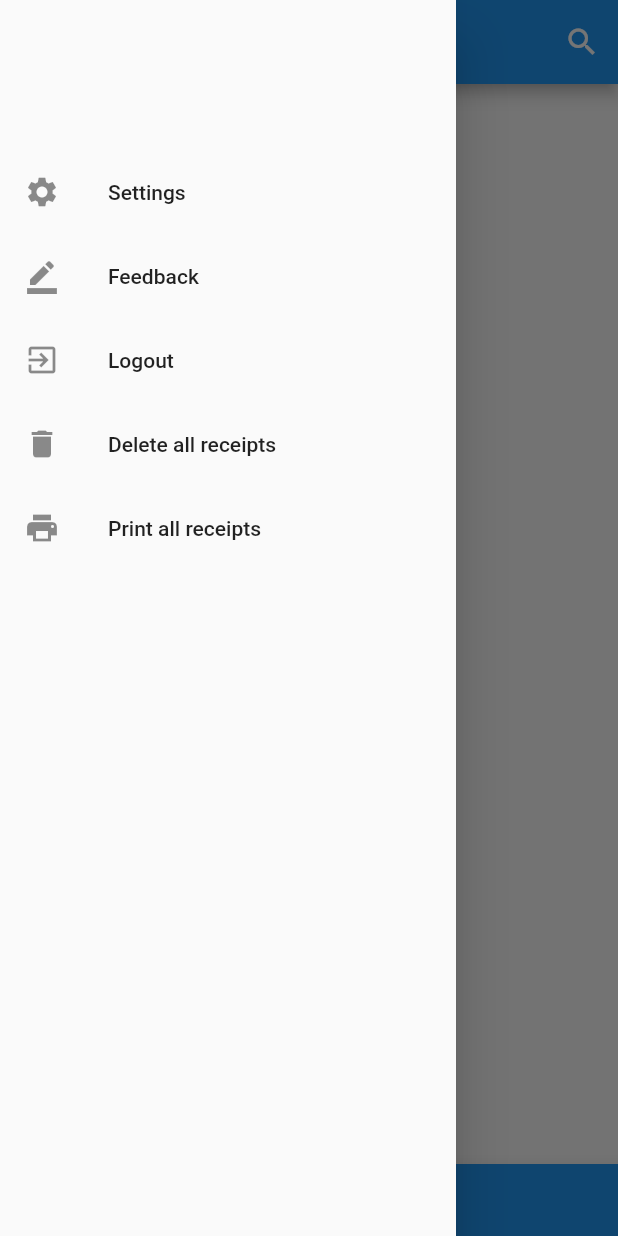
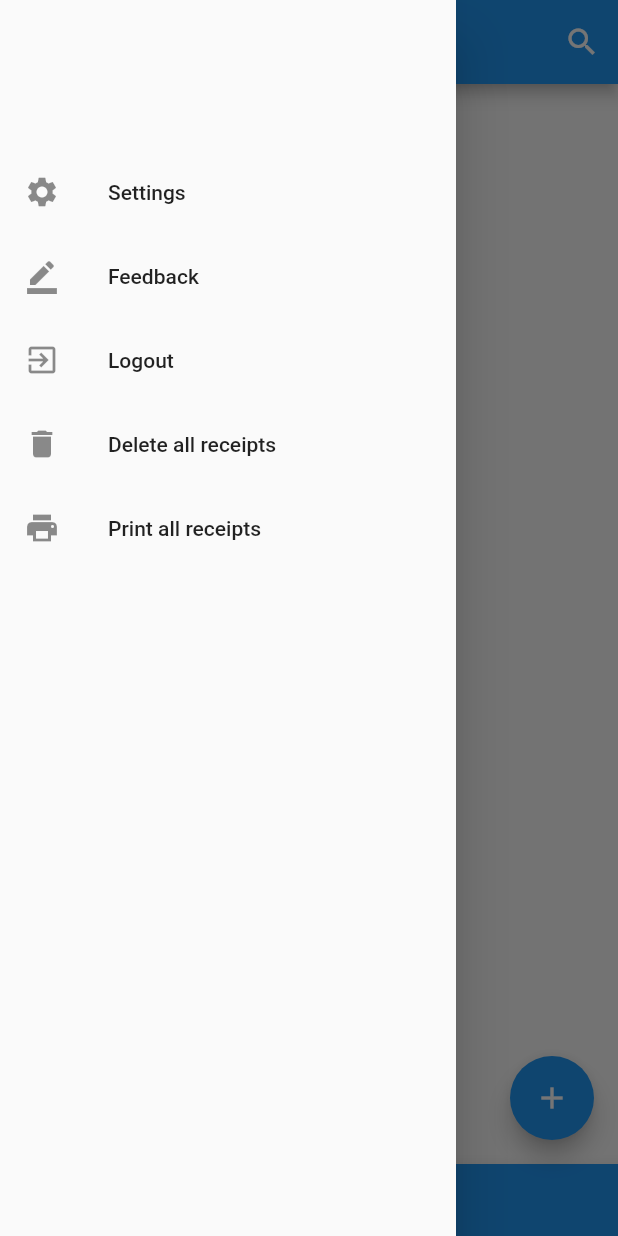
Before and after one commit to nilekell/receiptcamp_debug_select_multiple, a Flutter app: the FileExplorer screen opened by its route, with the side drawer open, on a phone screen of 412 x 824 dp. Run offline on Flutter 3.47's test engine with Material 2 defaults, Android fonts, the phone set to English and light mode, and no system bars; our stand-ins replace bloc, equatable, flutter_bloc, flutter_image_compress, image_picker, sqflite; missing offline and left inert: google_mlkit_text_recognition; accounts and stored records are empty.

Commit message:
added missing floating action button

```diff
--- a/lib/presentation/screens/file_explorer.dart
+++ b/lib/presentation/screens/file_explorer.dart
@@ -3,6 +3,7 @@ import 'package:flutter/material.dart';
 import 'package:flutter_bloc/flutter_bloc.dart';
 import 'package:receiptcamp/logic/blocs/explorer/explorer_bloc.dart';
 import 'package:receiptcamp/logic/blocs/upload/upload_bloc.dart';
+import 'package:receiptcamp/presentation/ui/bottom-sheet/upload_sheet.dart';
 import 'package:receiptcamp/presentation/ui/home/app_bar.dart';
 import 'package:receiptcamp/presentation/ui/home/drawer.dart';
 import 'package:receiptcamp/presentation/ui/home/nav_bar.dart';
@@ -77,6 +78,13 @@ class _FileExplorerState extends State<FileExplorer> {
                       drawer: const NavDrawer(),
                       appBar: const HomeAppBar(),
                       bottomNavigationBar: const NavBar(),
+                      floatingActionButtonLocation:
+                          FloatingActionButtonLocation.endFloat,
+                      floatingActionButton: FloatingActionButton(
+                        onPressed: () => showUploadOptions(context),
+                        backgroundColor: Colors.blue,
+                        child: const Icon(Icons.add),
+                      ),
                       body: BlocBuilder<ExplorerBloc, ExplorerState>(
                         builder: (context, state) {
                           switch (state) {
@@ -91,7 +99,8 @@ class _FileExplorerState extends State<FileExplorer> {
                                       .read<ExplorerBloc>()
                                       .add(ExplorerFetchReceiptsEvent());
                                 },
-                                child: const Center(child: Text('No receipts to show')),
+                                child: const Center(
+                                    child: Text('No receipts to show')),
                               );
                             case ExplorerLoadedSuccessState():
                               return RefreshIndicator(onRefresh: () async {
```
